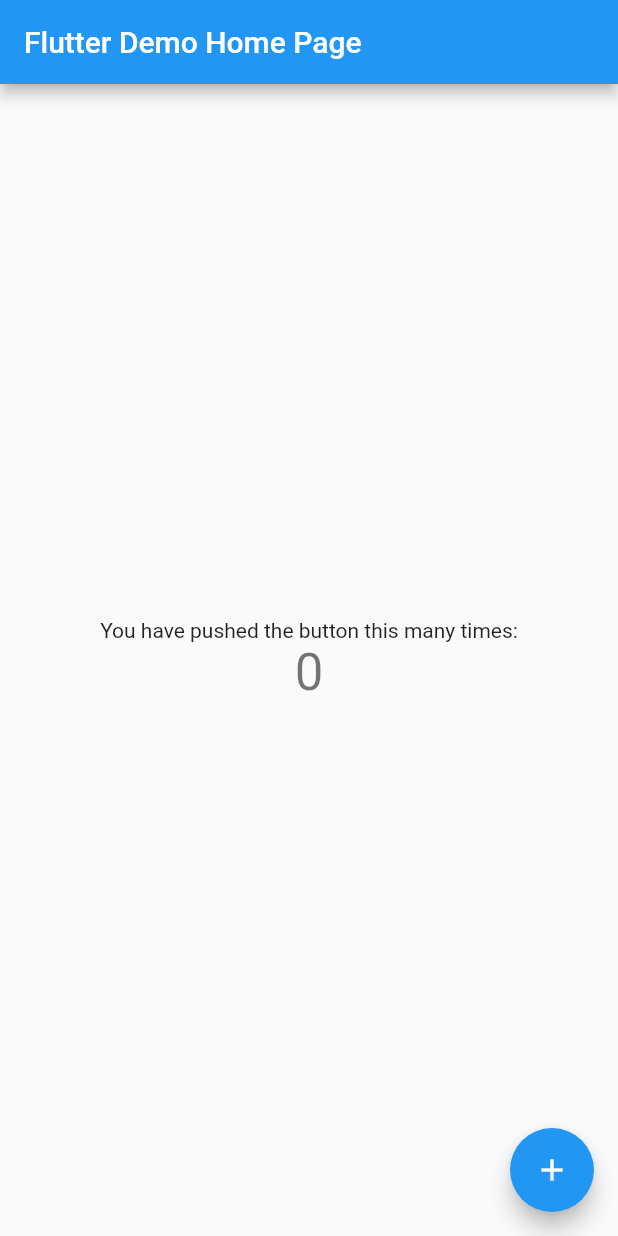
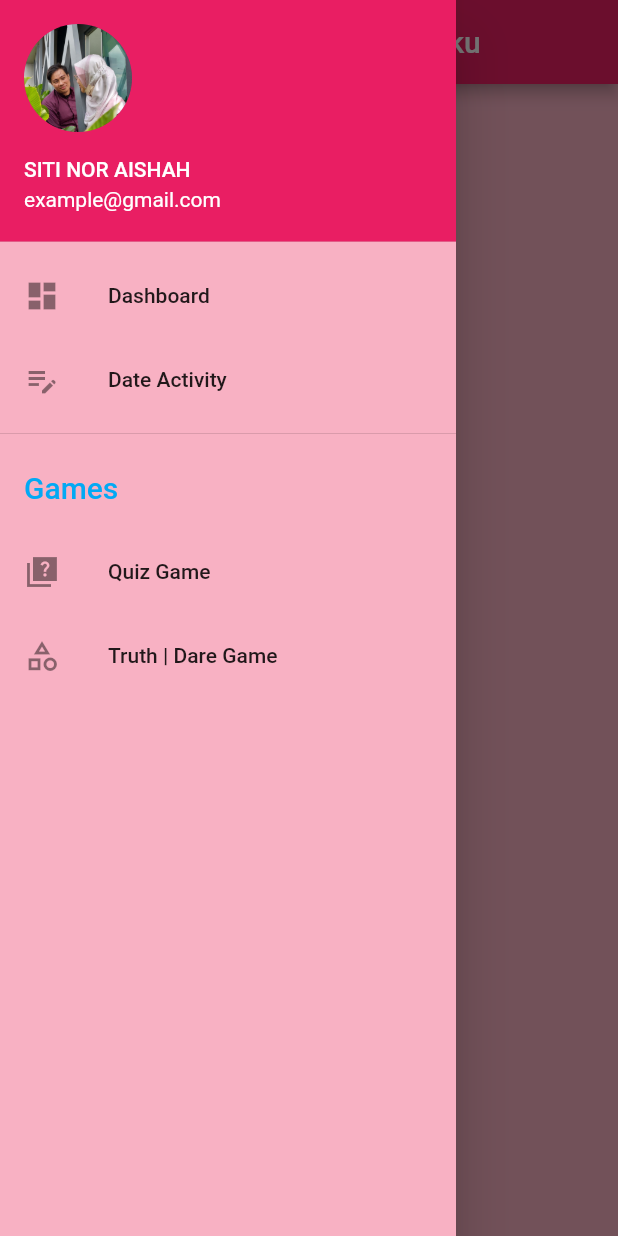
Before and after one commit to HazmiHazim/hash-heartstrings, a Flutter app: the screen it shows after launch, with the side drawer open (before the commit the screen has no drawer), on a phone screen of 412 x 824 dp. Run offline on Flutter 3.47's test engine with Material 2 defaults, Android fonts, the phone set to English and light mode, and no system bars; our stand-ins replace easy_sidemenu.

Commit message:
Add Sidebar

```diff
--- /dev/null
+++ b/lib/SideBarMenu/main_side_bar.dart
@@ -0,0 +1,70 @@
+import 'package:flutter/material.dart';
+import 'package:hash_heartstring/DateGoal/date_goal.dart';
+
+class mainSideBar extends StatelessWidget {
+  const mainSideBar({super.key});
+
+  @override
+  Widget build(BuildContext context) {
+    return Drawer(
+      backgroundColor: Color(0xFFF8B1C3),
+      child: ListView(
+        padding: EdgeInsets.zero,
+        children: [
+          UserAccountsDrawerHeader(
+            accountName: Text('SITI NOR AISHAH'),
+            accountEmail: Text('example@gmail.com'),
+            currentAccountPicture: CircleAvatar(
+              child: ClipOval(
+                child: Image.asset(
+                  'assets/images/hazaish.jpg',
+                  width: 90,
+                  height: 90,
+                  fit: BoxFit.cover,
+                ),
+              ),
+            ),
+            /*decoration: BoxDecoration(
+              image: DecorationImage(
+                image: AssetImage(
+                    'assets/images/love.jpg'
+                ),
+                //fit: BoxFit.cover,
+              ),
+            ),*/
+          ),
+          ListTile(
+            leading: Icon(Icons.dashboard),
+            title: Text('Dashboard'),
+            onTap: () => null,
+          ),
+          ListTile(
+            leading: Icon(Icons.edit_note_outlined),
+            title: Text('Date Activity'),
+            onTap: () => date_goal(),
+          ),
+          Divider(),
+          ListTile(
+            title: Text(
+              'Games',
+              style: TextStyle(
+                fontSize: 20,
+                color: Colors.lightBlue,
+              ),
+            ),
+          ),
+          ListTile(
+            leading: Icon(Icons.quiz_sharp),
+            title: Text('Quiz Game'),
+            onTap: () => null,
+          ),
+          ListTile(
+            leading: Icon(Icons.category_outlined),
+            title: Text('Truth | Dare Game'),
+            onTap: () => null,
+          ),
+        ],
+      ),
+    );
+  }
+}
--- a/lib/main.dart
+++ b/lib/main.dart
@@ -1,45 +1,31 @@
 import 'package:flutter/material.dart';
+import 'package:hash_heartstring/DateGoal/date_goal.dart';
+import 'package:easy_sidemenu/easy_sidemenu.dart';
+import 'package:hash_heartstring/SideBarMenu/main_side_bar.dart';
 
 void main() {
   runApp(const MyApp());
 }
 
 class MyApp extends StatelessWidget {
-  const MyApp({Key? key}) : super(key: key);
+  const MyApp({super.key});
 
   // This widget is the root of your application.
   @override
   Widget build(BuildContext context) {
     return MaterialApp(
-      title: 'Flutter Demo',
+      title: 'HASH Heartstring',
       theme: ThemeData(
-        // This is the theme of your application.
-        //
-        // Try running your application with "flutter run". You'll see the
-        // application has a blue toolbar. Then, without quitting the app, try
-        // changing the primarySwatch below to Colors.green and then invoke
-        // "hot reload" (press "r" in the console where you ran "flutter run",
-        // or simply save your changes to "hot reload" in a Flutter IDE).
-        // Notice that the counter didn't reset back to zero; the application
-        // is not restarted.
-        primarySwatch: Colors.blue,
+        primarySwatch: Colors.pink,
       ),
-      home: const MyHomePage(title: 'Flutter Demo Home Page'),
+      home: const MyHomePage(title: 'HASH Heartstring'),
+      //home: date_goal(),
     );
   }
 }
 
 class MyHomePage extends StatefulWidget {
   const MyHomePage({Key? key, required this.title}) : super(key: key);
-
-  // This widget is the home page of your application. It is stateful, meaning
-  // that it has a State object (defined below) that contains fields that affect
-  // how it looks.
-
-  // This class is the configuration for the state. It holds the values (in this
-  // case the title) provided by the parent (in this case the App widget) and
-  // used by the build method of the State. Fields in a Widget subclass are
-  // always marked "final".
 
   final String title;
 
@@ -48,68 +34,16 @@ class MyHomePage extends StatefulWidget {
 }
 
 class _MyHomePageState extends State<MyHomePage> {
-  int _counter = 0;
-
-  void _incrementCounter() {
-    setState(() {
-      // This call to setState tells the Flutter framework that something has
-      // changed in this State, which causes it to rerun the build method below
-      // so that the display can reflect the updated values. If we changed
-      // _counter without calling setState(), then the build method would not be
-      // called again, and so nothing would appear to happen.
-      _counter++;
-    });
-  }
 
   @override
   Widget build(BuildContext context) {
-    // This method is rerun every time setState is called, for instance as done
-    // by the _incrementCounter method above.
-    //
-    // The Flutter framework has been optimized to make rerunning build methods
-    // fast, so that you can just rebuild anything that needs updating rather
-    // than having to individually change instances of widgets.
     return Scaffold(
+      backgroundColor: Color(0xFFF8B1C3),
       appBar: AppBar(
-        // Here we take the value from the MyHomePage object that was created by
-        // the App.build method, and use it to set our appbar title.
-        title: Text(widget.title),
+        title: Text("Happy Birthday Sayangku"),
+        centerTitle: true,
       ),
-      body: Center(
-        // Center is a layout widget. It takes a single child and positions it
-        // in the middle of the parent.
-        child: Column(
-          // Column is also a layout widget. It takes a list of children and
-          // arranges them vertically. By default, it sizes itself to fit its
-          // children horizontally, and tries to be as tall as its parent.
-          //
-          // Invoke "debug painting" (press "p" in the console, choose the
-          // "Toggle Debug Paint" action from the Flutter Inspector in Android
-          // Studio, or the "Toggle Debug Paint" command in Visual Studio Code)
-          // to see the wireframe for each widget.
-          //
-          // Column has various properties to control how it sizes itself and
-          // how it positions its children. Here we use mainAxisAlignment to
-          // center the children vertically; the main axis here is the vertical
-          // axis because Columns are vertical (the cross axis would be
-          // horizontal).
-          mainAxisAlignment: MainAxisAlignment.center,
-          children: <Widget>[
-            const Text(
-              'You have pushed the button this many times:',
-            ),
-            Text(
-              '$_counter',
-              style: Theme.of(context).textTheme.headline4,
-            ),
-          ],
-        ),
-      ),
-      floatingActionButton: FloatingActionButton(
-        onPressed: _incrementCounter,
-        tooltip: 'Increment',
-        child: const Icon(Icons.add),
-      ), // This trailing comma makes auto-formatting nicer for build methods.
+      drawer: mainSideBar(),
     );
   }
 }
--- a/pubspec.yaml
+++ b/pubspec.yaml
@@ -36,6 +36,7 @@ dependencies:
   cupertino_icons: ^1.0.2
   hive_flutter: ^1.1.0
   hive: ^2.2.3
+  easy_sidemenu: ^0.4.1
 
 dev_dependencies:
   flutter_test:
@@ -65,6 +66,8 @@ flutter:
   # assets:
   #   - images/a_dot_burr.jpeg
   #   - images/a_dot_ham.jpeg
+  assets:
+    - assets/images/hazaish.jpg
 
   # An image asset can refer to one or more resolution-specific "variants", see
   # https://flutter.dev/assets-and-images/#resolution-aware
```
Also changed, not shown: lib/DateGoal/date_activity_dialog_box.dart (added, +31 -0 lines), lib/DateGoal/date_goal.dart (added, +62 -0 lines), lib/DateGoal/date_list.dart (added, +50 -0 lines), assets/images/hazaish.jpg (added), pubspec.lock.
